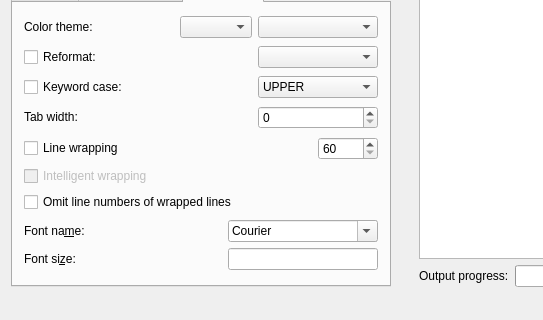
Above: src/gui-qt/mainwindow.ui from tajmone/highlight before the change; both pictures show x 0 to 543 and y 540 to 860 of the 957 by 860 pixel window. Below: the same form after it.
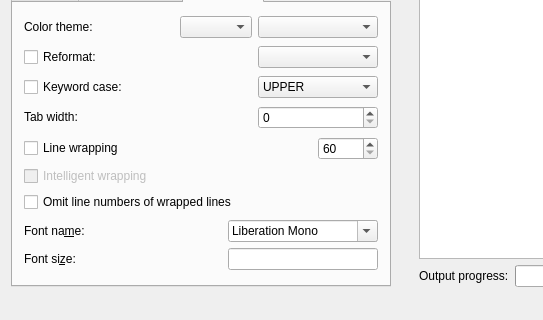
That is the form after the change. The open tabs and pages were chosen to show the change. Icons and pictures are not drawn.

Commit message: GUI: More path trace logs

The edit to the form file:
```diff
--- a/src/gui-qt/mainwindow.ui
+++ b/src/gui-qt/mainwindow.ui
@@ -2359,7 +2359,7 @@
              </property>
              <property name="currentFont">
               <font>
-               <family>cursor.pcf</family>
+               <family>Consolas</family>
               </font>
              </property>
             </widget>
```
Left out of the diff: 4 changed lines with no effect on the pictures. The commit also changes 1 other file.
